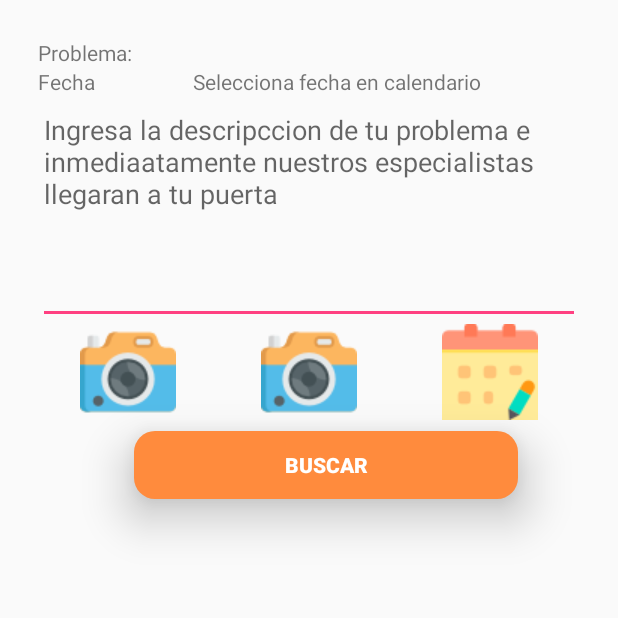
After one commit to Nortenio-Kun/MR, an Android app: the snormal screen opened directly, with no data from a screen before it, on a phone screen of 412 x 824 dp, the top half of it. The commit adds this screen. Run offline under Robolectric (Android 15) with nearby library versions, the phone set to English and light mode, and no system bars.

Commit message:
Commit : Tres

```diff
--- a/app/src/main/java/com/arggos/merecomiendas/Otros_Servicios.java
+++ b/app/src/main/java/com/arggos/merecomiendas/Otros_Servicios.java
@@ -1,6 +1,7 @@
 package com.arggos.merecomiendas;
 
 import androidx.appcompat.app.AppCompatActivity;
+import androidx.recyclerview.widget.GridLayoutManager;
 import androidx.recyclerview.widget.LinearLayoutManager;
 import androidx.recyclerview.widget.RecyclerView;
 
@@ -27,10 +28,11 @@ public class Otros_Servicios extends AppCompatActivity {
         setContentView(R.layout.activity_otros__servicios);
 
         rv = findViewById(R.id.Res1);
-        rv.setLayoutManager(new LinearLayoutManager(this));
+        //rv.setLayoutManager(new LinearLayoutManager(this));
+        rv.setLayoutManager(new GridLayoutManager(this, 3));
         prof = new ArrayList<>();
         FirebaseDatabase database = FirebaseDatabase.getInstance();
-        serv = new Servicios(prof);
+        serv = new Servicios(this, prof);
         rv.setAdapter(serv);
         database.getReference().getRoot().addValueEventListener(new ValueEventListener() {
             @Override
--- /dev/null
+++ b/app/src/main/java/com/arggos/merecomiendas/snormal.java
@@ -0,0 +1,94 @@
+package com.arggos.merecomiendas;
+
+import androidx.annotation.Nullable;
+import androidx.appcompat.app.AppCompatActivity;
+
+import android.app.DatePickerDialog;
+import android.content.Intent;
+import android.graphics.Bitmap;
+import android.graphics.BitmapFactory;
+import android.graphics.drawable.BitmapDrawable;
+import android.graphics.drawable.Drawable;
+import android.net.Uri;
+import android.os.Bundle;
+import android.provider.MediaStore;
+import android.util.Log;
+import android.view.View;
+import android.view.WindowManager;
+import android.widget.DatePicker;
+import android.widget.ImageButton;
+import android.widget.TextView;
+
+import java.io.FileNotFoundException;
+import java.io.InputStream;
+import java.util.Calendar;
+
+public class snormal extends AppCompatActivity {
+
+    Drawable icon;
+    ImageButton btn;
+    Calendar c;
+    DatePickerDialog datePickerDialog;
+    TextView fecha;
+
+    @Override
+    protected void onCreate(Bundle savedInstanceState) {
+        super.onCreate(savedInstanceState);
+        getWindow().setSoftInputMode(
+                WindowManager.LayoutParams.SOFT_INPUT_STATE_ALWAYS_HIDDEN
+        );
+        setContentView(R.layout.activity_snormal);
+        btn = findViewById(R.id.f1);
+        fecha = findViewById(R.id.fecha);
+    }
+
+    public void Cargarimg(View view) {
+
+        Intent i = new Intent(Intent.ACTION_PICK, MediaStore.Images.Media.EXTERNAL_CONTENT_URI);
+        i.setType("image/");
+        startActivityForResult(i.createChooser(i,"Seleccione Aplicacion"),10);
+    }
+
+    @Override
+    protected void onActivityResult(int requestCode, int resultCode, @Nullable Intent data) {
+        super.onActivityResult(requestCode, resultCode, data);
+        if(resultCode==RESULT_OK){
+            Uri uri = data.getData();
+            InputStream is;
+            try {
+                is = this.getContentResolver().openInputStream( uri );
+                BitmapFactory.Options options=new BitmapFactory.Options();
+                options.inSampleSize = 16;
+                Bitmap preview_bitmap=BitmapFactory.decodeStream(is,null,options);
+
+                icon = new BitmapDrawable(getResources(),preview_bitmap);
+
+            } catch (FileNotFoundException e) {
+                //set default image from the button
+                icon = getResources().getDrawable(R.drawable.camara);
+            }
+            btn.setImageDrawable(null);
+            btn.setBackground(icon);
+        }
+    }
+
+
+    public void CargarF(View view) {
+        c = Calendar.getInstance();
+        int day = c.get(Calendar.DAY_OF_MONTH);
+        int month = c.get(Calendar.MONTH);
+        int year = c.get(Calendar.YEAR);
+        datePickerDialog = new DatePickerDialog(snormal.this, new DatePickerDialog.OnDateSetListener() {
+            @Override
+            public void onDateSet(DatePicker view, int myear, int mmonth, int mday) {
+                //Aqui se pone que se hace con la fecha
+                fecha.setText(mday +"/"+(mmonth+1)+"/"+myear);
+            }
+        }, year, month, day);
+        datePickerDialog.show();
+    }
+
+    public void subir(View view) {
+
+    }
+}
--- /dev/null
+++ b/app/src/main/res/layout/activity_snormal.xml
@@ -0,0 +1,90 @@
+<?xml version="1.0" encoding="utf-8"?>
+<LinearLayout xmlns:android="http://schemas.android.com/apk/res/android"
+    xmlns:app="http://schemas.android.com/apk/res-auto"
+    xmlns:tools="http://schemas.android.com/tools"
+    android:layout_width="match_parent"
+    android:layout_height="match_parent"
+    android:orientation="vertical"
+    android:padding="25dp"
+    tools:context=".snormal">
+
+    <TextView
+        android:layout_width="wrap_content"
+        android:layout_height="wrap_content"
+        android:text="Problema:"/>
+    <LinearLayout
+        android:orientation="horizontal"
+        android:layout_width="match_parent"
+        android:layout_height="wrap_content">
+        <TextView
+            android:layout_width="wrap_content"
+            android:layout_height="wrap_content"
+            android:layout_weight=".50"
+            android:text="Fecha"/>
+        <TextView
+            android:id="@+id/fecha"
+            android:layout_width="wrap_content"
+            android:layout_height="wrap_content"
+            android:layout_weight=".50"
+            android:text="Selecciona fecha en calendario"/>
+    </LinearLayout>
+    <EditText
+        android:hint="Ingresa la descripccion de tu problema e inmediaatamente nuestros especialistas llegaran a tu puerta"
+        android:layout_width="match_parent"
+        android:layout_height="wrap_content"
+        android:inputType="textMultiLine"
+        android:lines="8"
+        android:minLines="6"
+        android:gravity="top|left"
+        android:maxLines="10"
+        android:scrollbars="vertical"/>
+    <LinearLayout
+        android:orientation="horizontal"
+        android:layout_width="match_parent"
+        android:layout_height="wrap_content">
+        <ImageButton
+            android:id="@+id/f1"
+            android:onClick="Cargarimg"
+            android:background="@null"
+            android:src="@drawable/camara"
+            android:layout_width="wrap_content"
+            android:layout_height="wrap_content"
+            android:layout_weight=".33"/>
+        <ImageButton
+            android:id="@+id/f2"
+            android:background="@null"
+            android:src="@drawable/camara"
+            android:layout_width="wrap_content"
+            android:layout_height="wrap_content"
+            android:layout_weight=".33"/>
+        <ImageButton
+            android:id="@+id/f3"
+            android:onClick="CargarF"
+            android:background="@null"
+            android:src="@drawable/calendario"
+            android:layout_width="wrap_content"
+            android:layout_height="wrap_content"
+            android:layout_weight=".33"/>
+    </LinearLayout>
+
+    <Button
+        android:id="@+id/otp"
+        android:onClick="subir"
+        style="@style/Widget.AppCompat.Button.Borderless"
+        android:layout_width="256dp"
+        android:elevation="20dp"
+        android:layout_height="45dp"
+        android:layout_marginStart="83dp"
+        android:layout_marginTop="7dp"
+        android:layout_gravity="center"
+        android:layout_marginEnd="72dp"
+        android:layout_marginBottom="20dp"
+        android:background="@drawable/btn_primary"
+        android:text="Buscar"
+        android:textColor="#FFF"
+        android:textSize="14sp"
+        android:textStyle="bold"
+        android:layout_below="@+id/sc"/>
+
+
+</LinearLayout>
--- a/app/src/main/res/layout/recicle_profesion.xml
+++ b/app/src/main/res/layout/recicle_profesion.xml
@@ -5,6 +5,7 @@
 
     <ImageButton
         android:id="@+id/Boton"
+        android:background="@null"
         android:src="@drawable/ic_auto"
         android:layout_width="wrap_content"
         android:layout_height="wrap_content"/>
```
Also changed, not shown: app/src/main/AndroidManifest.xml (+5 -3 lines), app/src/main/java/com/arggos/merecomiendas/Servicios.java (+19 -3 lines), app/src/main/res/drawable/ic_camara.xml (added, +54 -0 lines), app/src/main/res/drawable-v24/calendario.png (added), app/src/main/res/drawable-v24/camara.png (added).
